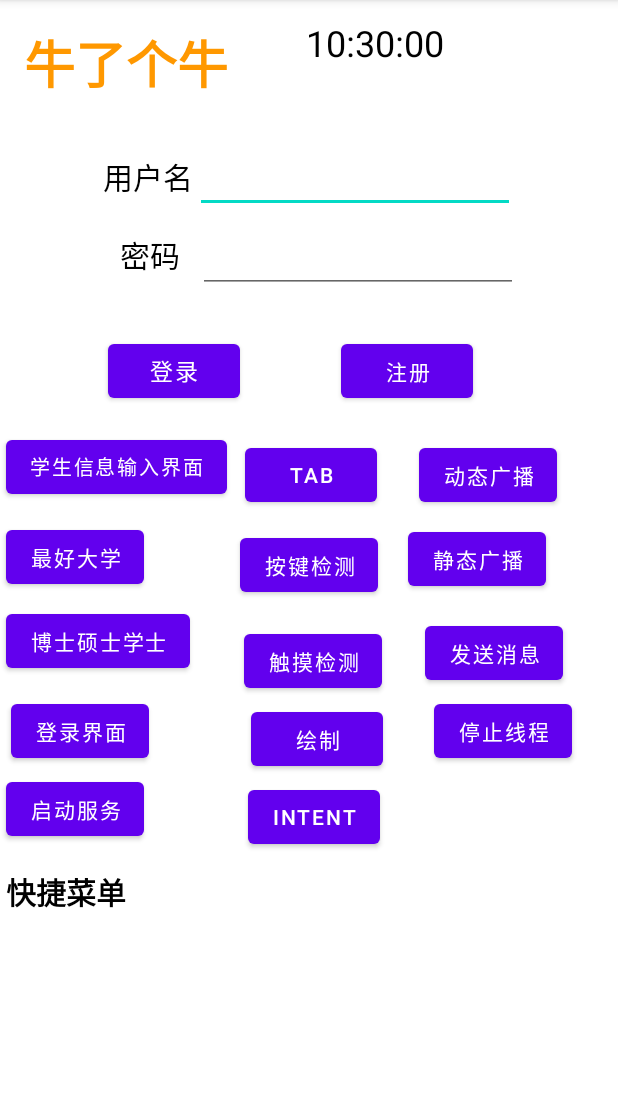
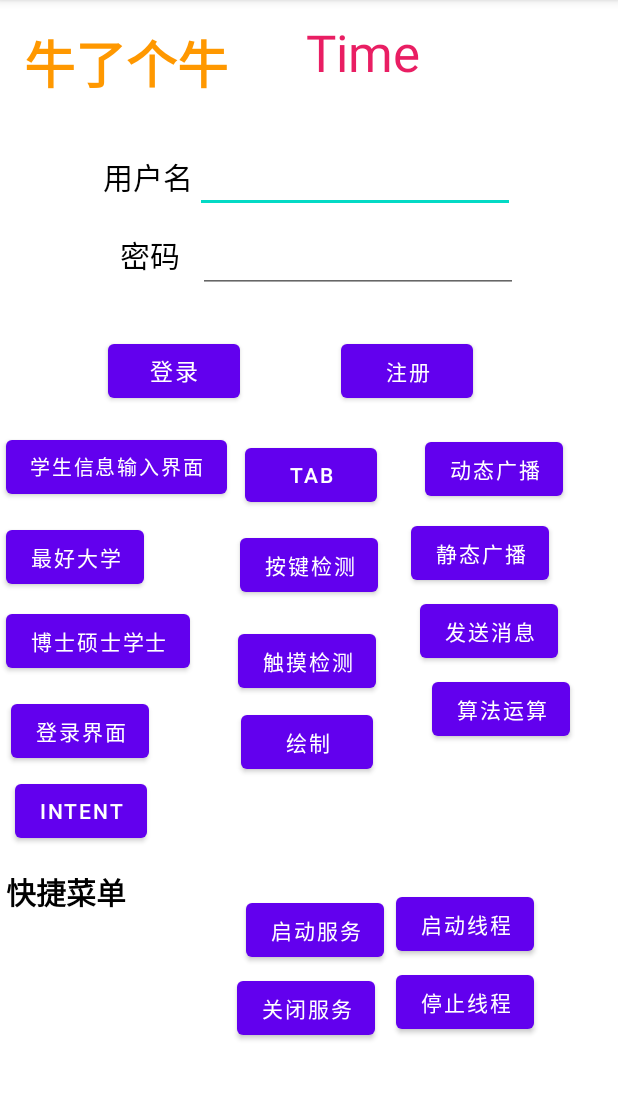
Before and after one commit to KimRRRich/AndroidStudioProjects0, an Android app: the screen it shows after launch (MainActivity), on a phone screen of 412 x 824 dp, the part 84-1184 px from its top. Run offline under Robolectric (Android 15) with nearby library versions, the phone set to English and light mode, and no system bars.

Commit message:
10.30 update
服务绑定等

```diff
--- a/app/src/main/java/com/example/myapplication/MainActivity.java
+++ b/app/src/main/java/com/example/myapplication/MainActivity.java
@@ -33,7 +33,8 @@ import java.util.Date;
 public class MainActivity extends AppCompatActivity {
 
     TextView textView,LabelView,Time_Text;
-    Button button,GoToSchool,GoToStudent,GoToDoctor,GoToLogin,GoToTab,GoToKeyEvent,GoToTouchEvent,GoToDrawDemo,GoToIntent,SendMsg,SendMsg2,GoToSon1,SendMsgToSon,Thread_Button,Service_Button;
+    Button button,GoToSchool,GoToStudent,GoToDoctor,GoToLogin,GoToTab,GoToKeyEvent,GoToTouchEvent,GoToDrawDemo,GoToIntent,SendMsg,SendMsg2,GoToSon1,SendMsgToSon,Thread_Button,Service_Button,StopService_Button,StartThread_Button;
+    Button GoToSimpleMathService;
     EditText account,TelNumber;
     DynamicReceiver dynamicReceiver=new DynamicReceiver();
     Handler handler;
@@ -51,14 +52,15 @@ public class MainActivity extends AppCompatActivity {
     final static int CONTEXT_MENU_3 = Menu.FIRST+2;
 
     int SUBACTIVITY1 = 1;
-    boolean isThreadWork=true;
+    boolean isThreadWork=false;
+    boolean isThreadStart=false;
     boolean isServiceStart=false;
 
     class DynamicReceiver extends BroadcastReceiver{
         @Override
         public void onReceive(Context context, Intent intent) {
             String msg=intent.getStringExtra("Account");
-            Toast.makeText(context,"账号："+msg,Toast.LENGTH_SHORT).show();
+            Toast.makeText(context,"动态广播：用户名："+msg,Toast.LENGTH_SHORT).show();
         }
     }
 
@@ -83,20 +85,21 @@ public class MainActivity extends AppCompatActivity {
     Runnable backgroundWork=new Runnable() {
         @Override
         public void run() {
-            while(isThreadWork){
+            while(true) {
+                while (isThreadWork) {
                     try {
-                    Thread.sleep(1000);
+                        Thread.sleep(2000);
                     } catch (InterruptedException e) {
                         e.printStackTrace();
                     }
-                Message msg=handler.obtainMessage();
-                SimpleDateFormat simpleDateFormat=new SimpleDateFormat("HH:mm:ss");
-                Date date=new Date(System.currentTimeMillis());
-                msg.obj=simpleDateFormat.format(date).toString();
+                    Message msg = handler.obtainMessage();
+                    SimpleDateFormat simpleDateFormat = new SimpleDateFormat("HH:mm:ss");
+                    Date date = new Date(System.currentTimeMillis());
+                    msg.obj = simpleDateFormat.format(date).toString();
                     handler.sendMessage(msg);
-                System.out.println("Runable: "+Thread.currentThread().getName());
+                    System.out.println("Runable: " + Thread.currentThread().getName());
                 }
-
+            }
         }
     };
 
@@ -136,7 +139,7 @@ public class MainActivity extends AppCompatActivity {
         WorkThread workThread=new WorkThread();
         workThread.start();
         Thread workthread2=new Thread(backgroundWork);
-        workthread2.start();
+        //workthread2.start();
 
 
         //requestWindowFeature(Window.FEATURE_NO_TITLE);
@@ -165,6 +168,9 @@ public class MainActivity extends AppCompatActivity {
         SendMsgToSon=(Button)findViewById(R.id.SendMsgToSon);
         Thread_Button=(Button)findViewById(R.id.Thread_Button);
         Service_Button=(Button)findViewById(R.id.ServiceButton);
+        StopService_Button=(Button)findViewById(R.id.CloseServeButton);
+        StartThread_Button=findViewById(R.id.StartThread_Button);
+        GoToSimpleMathService=findViewById(R.id.GoToSimpleMathService);
 
         account=(EditText)findViewById(R.id.Main_NameText);
         TelNumber=(EditText)findViewById(R.id.TelNumber);
@@ -344,37 +350,52 @@ public class MainActivity extends AppCompatActivity {
         Thread_Button.setOnClickListener(new View.OnClickListener() {
             @Override
             public void onClick(View view) {
-                if(isThreadWork){
                     isThreadWork=false;
-                    Thread_Button.setText("开启线程");
+                    Toast t=Toast.makeText(MainActivity.this,"关闭线程",Toast.LENGTH_SHORT);
+                    t.show();
+            }
+        });
+        StartThread_Button.setOnClickListener(new View.OnClickListener() {
+            @Override
+            public void onClick(View view) {
+                if(isThreadStart==false){
+                    isThreadStart=true;
+                    isThreadWork=true;
+                    workthread2.start();
+                    Toast t=Toast.makeText(MainActivity.this,"开启线程",Toast.LENGTH_SHORT);
+                    t.show();
+
                 }else{
                     isThreadWork=true;
-                    //workthread2.start();
-                    Thread_Button.setText("停止线程");
                 }
             }
         });
+
         Service_Button.setOnClickListener(new View.OnClickListener() {
             @Override
             public void onClick(View view) {
-                if(isServiceStart==false){
                     isServiceStart=true;
                     startService(MusicPlay);
-                    Service_Button.setText("关闭服务");
+                    //Service_Button.setText("关闭服务");
+            }
+        });
 
-                }
-                else if(isServiceStart==true){
+        StopService_Button.setOnClickListener(new View.OnClickListener() {
+            @Override
+            public void onClick(View view) {
                 isServiceStart=false;
                 stopService(MusicPlay);
-                   Service_Button.setText("启动服务");
-                }
-                else{
-                    //Toast.makeText(this, "(2) 调用onStart()", Toast.LENGTH_SHORT).show();
-                    Service_Button.setText("Wrong!");
-                }
-
             }
         });
+
+        GoToSimpleMathService.setOnClickListener(new View.OnClickListener() {
+            @Override
+            public void onClick(View view) {
+                Intent intent=new Intent(MainActivity.this,SimpleMath.class);
+                startActivity(intent);
+            }
+        });
+
 
         handler=new Handler(){
             @Override
--- a/app/src/main/java/com/example/myapplication/MyReceiver.java
+++ b/app/src/main/java/com/example/myapplication/MyReceiver.java
@@ -11,7 +11,7 @@ public class MyReceiver extends BroadcastReceiver {
     public void onReceive(Context context, Intent intent) {
         String msg = new String();
         msg=intent.getStringExtra("Account");
-        Toast toast=Toast.makeText(context,"账号："+msg,Toast.LENGTH_SHORT);
+        Toast toast=Toast.makeText(context,"静态广播：账号："+msg,Toast.LENGTH_SHORT);
         toast.show();
     }
 }
--- a/app/src/main/res/layout/activity_main.xml
+++ b/app/src/main/res/layout/activity_main.xml
@@ -144,7 +144,7 @@
         android:id="@+id/GoToTouchEvent"
         android:layout_width="wrap_content"
         android:layout_height="wrap_content"
-        android:layout_marginStart="36dp"
+        android:layout_marginStart="32dp"
         android:layout_marginTop="16dp"
         android:text="触摸检测"
         app:layout_constraintStart_toEndOf="@+id/GoToDoctor"
@@ -154,10 +154,10 @@
         android:id="@+id/GoToDrawDemo"
         android:layout_width="wrap_content"
         android:layout_height="wrap_content"
-        android:layout_marginStart="68dp"
-        android:layout_marginTop="4dp"
+        android:layout_marginStart="2dp"
+        android:layout_marginTop="6dp"
         android:text="绘制"
-        app:layout_constraintStart_toEndOf="@+id/GoToLogin"
+        app:layout_constraintStart_toStartOf="@+id/GoToTouchEvent"
         app:layout_constraintTop_toBottomOf="@+id/GoToTouchEvent" />
 
     <TextView
@@ -177,20 +177,22 @@
         android:id="@+id/GoToIntent"
         android:layout_width="wrap_content"
         android:layout_height="wrap_content"
-        android:layout_marginStart="69dp"
-        android:layout_marginTop="4dp"
+        android:layout_marginStart="10dp"
+        android:layout_marginTop="5dp"
         android:text="Intent"
-        app:layout_constraintStart_toEndOf="@+id/ServiceButton"
-        app:layout_constraintTop_toBottomOf="@+id/GoToDrawDemo" />
+        app:layout_constraintStart_toStartOf="parent"
+        app:layout_constraintTop_toBottomOf="@+id/GoToLogin" />
 
     <Button
         android:id="@+id/SendMsg"
         android:layout_width="wrap_content"
         android:layout_height="wrap_content"
-        android:layout_marginStart="28dp"
-        android:layout_marginBottom="12dp"
+        android:layout_marginStart="32dp"
+        android:layout_marginBottom="16dp"
         android:text="动态广播"
         app:layout_constraintBottom_toTopOf="@+id/GoToKeyEvent"
+        app:layout_constraintEnd_toEndOf="parent"
+        app:layout_constraintHorizontal_bias="0.0"
         app:layout_constraintStart_toEndOf="@+id/GoToTab" />
 
     <Button
@@ -200,6 +202,8 @@
         android:layout_marginStart="20dp"
         android:layout_marginTop="8dp"
         android:text="静态广播"
+        app:layout_constraintEnd_toEndOf="parent"
+        app:layout_constraintHorizontal_bias="0.048"
         app:layout_constraintStart_toEndOf="@+id/GoToKeyEvent"
         app:layout_constraintTop_toBottomOf="@+id/SendMsg" />
 
@@ -228,44 +232,79 @@
         android:id="@+id/SendMsgToSon"
         android:layout_width="wrap_content"
         android:layout_height="wrap_content"
-        android:layout_marginStart="28dp"
-        android:layout_marginTop="140dp"
+        android:layout_marginStart="6dp"
+        android:layout_marginTop="4dp"
         android:text="发送消息"
-        app:layout_constraintStart_toEndOf="@+id/GoToDrawDemo"
-        app:layout_constraintTop_toBottomOf="@+id/GoToSon1" />
+        app:layout_constraintEnd_toEndOf="parent"
+        app:layout_constraintHorizontal_bias="0.0"
+        app:layout_constraintStart_toStartOf="@+id/sendMsg2"
+        app:layout_constraintTop_toBottomOf="@+id/sendMsg2" />
+
+    <TextView
+        android:id="@+id/Time_Text"
+        android:layout_width="189dp"
+        android:layout_height="57dp"
+        android:layout_marginStart="52dp"
+        android:layout_marginTop="12dp"
+        android:layout_marginBottom="223dp"
+        android:text="Time"
+        android:textColor="#E91E63"
+        android:textSize="34sp"
+        app:layout_constraintBottom_toTopOf="@+id/GoToTab"
+        app:layout_constraintStart_toEndOf="@+id/textView2"
+        app:layout_constraintTop_toTopOf="parent" />
+
+    <Button
+        android:id="@+id/StartThread_Button"
+        android:layout_width="wrap_content"
+        android:layout_height="wrap_content"
+        android:layout_marginStart="8dp"
+        android:layout_marginBottom="52dp"
+        android:text="启动线程"
+        app:layout_constraintBottom_toBottomOf="@+id/Thread_Button"
+        app:layout_constraintStart_toEndOf="@+id/ServiceButton" />
+
+    <Button
+        android:id="@+id/ServiceButton"
+        android:layout_width="wrap_content"
+        android:layout_height="wrap_content"
+        android:layout_marginTop="4dp"
+        android:layout_marginEnd="156dp"
+        android:text="启动服务"
+        app:layout_constraintEnd_toEndOf="parent"
+        app:layout_constraintTop_toTopOf="@+id/StartThread_Button" />
+
+    <Button
+        android:id="@+id/CloseServeButton"
+        android:layout_width="wrap_content"
+        android:layout_height="wrap_content"
+        android:layout_marginTop="4dp"
+        android:layout_marginEnd="6dp"
+        android:text="关闭服务"
+        app:layout_constraintEnd_toEndOf="@+id/ServiceButton"
+        app:layout_constraintTop_toBottomOf="@+id/ServiceButton" />
 
     <Button
         android:id="@+id/Thread_Button"
         android:layout_width="wrap_content"
         android:layout_height="wrap_content"
-        android:layout_marginStart="36dp"
+        android:layout_marginStart="14dp"
+        android:layout_marginEnd="68dp"
+        android:layout_marginBottom="76dp"
+        android:text="停止线程"
+        app:layout_constraintBottom_toBottomOf="parent"
+        app:layout_constraintEnd_toEndOf="parent"
+        app:layout_constraintHorizontal_bias="0.0"
+        app:layout_constraintStart_toEndOf="@+id/CloseServeButton" />
+
+    <Button
+        android:id="@+id/GoToSimpleMathService"
+        android:layout_width="wrap_content"
+        android:layout_height="wrap_content"
         android:layout_marginTop="4dp"
-        android:text="停止线程"
-        app:layout_constraintStart_toEndOf="@+id/GoToIntent"
+        android:layout_marginEnd="32dp"
+        android:text="算法运算"
+        app:layout_constraintEnd_toEndOf="parent"
         app:layout_constraintTop_toBottomOf="@+id/SendMsgToSon" />
 
-    <TextView
-        android:id="@+id/Time_Text"
-        android:layout_width="127dp"
-        android:layout_height="0dp"
-        android:layout_marginStart="52dp"
-        android:layout_marginTop="12dp"
-        android:layout_marginBottom="223dp"
-        android:text="Time"
-        android:textColor="#000000"
-        android:textSize="24sp"
-        app:layout_constraintBottom_toTopOf="@+id/GoToTab"
-        app:layout_constraintStart_toEndOf="@+id/textView2"
-        app:layout_constraintTop_toTopOf="parent" />
-
-    <Button
-        android:id="@+id/ServiceButton"
-        android:layout_width="wrap_content"
-        android:layout_height="wrap_content"
-        android:layout_marginStart="4dp"
-        android:layout_marginTop="4dp"
-        android:text="启动服务"
-        app:layout_constraintStart_toStartOf="parent"
-        app:layout_constraintTop_toBottomOf="@+id/GoToLogin" />
-
 </androidx.constraintlayout.widget.ConstraintLayout>
```
Also changed, not shown: app/src/main/AndroidManifest.xml (+9 -1 lines), app/src/main/java/com/example/myapplication/SimpleMath.java (added, +92 -0 lines), app/src/main/java/com/example/myapplication/SimpleMathService.java (added, +37 -0 lines), app/src/main/res/layout/activity_simple_math.xml (added, +60 -0 lines). Lines whose indentation alone changed are shown as unchanged.
